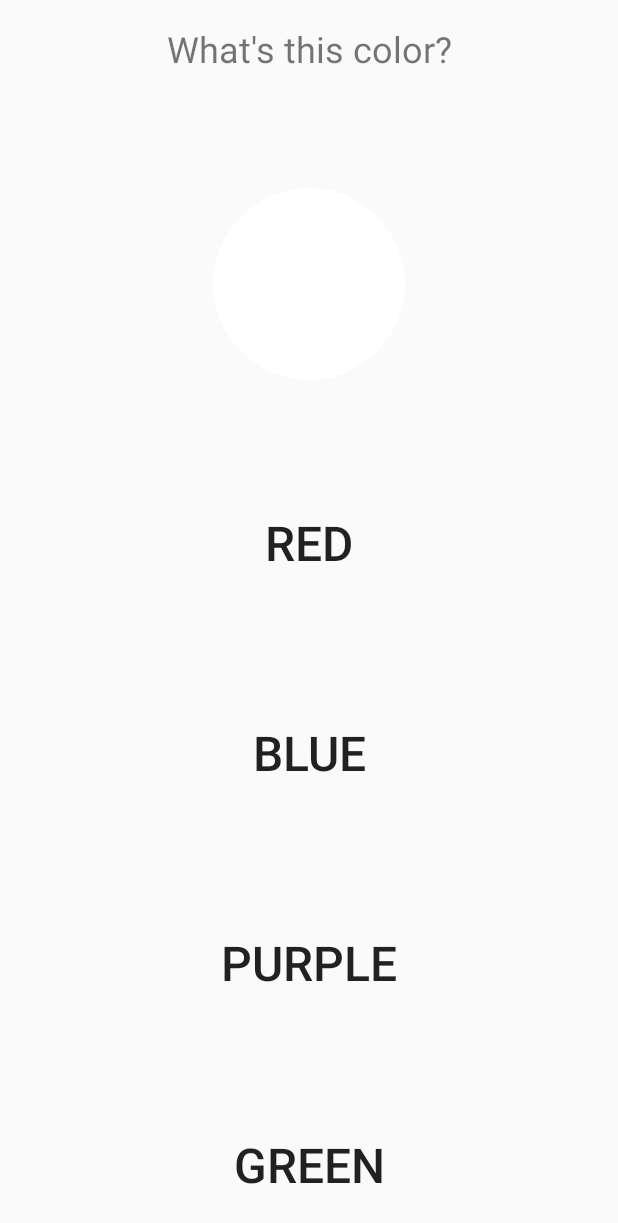
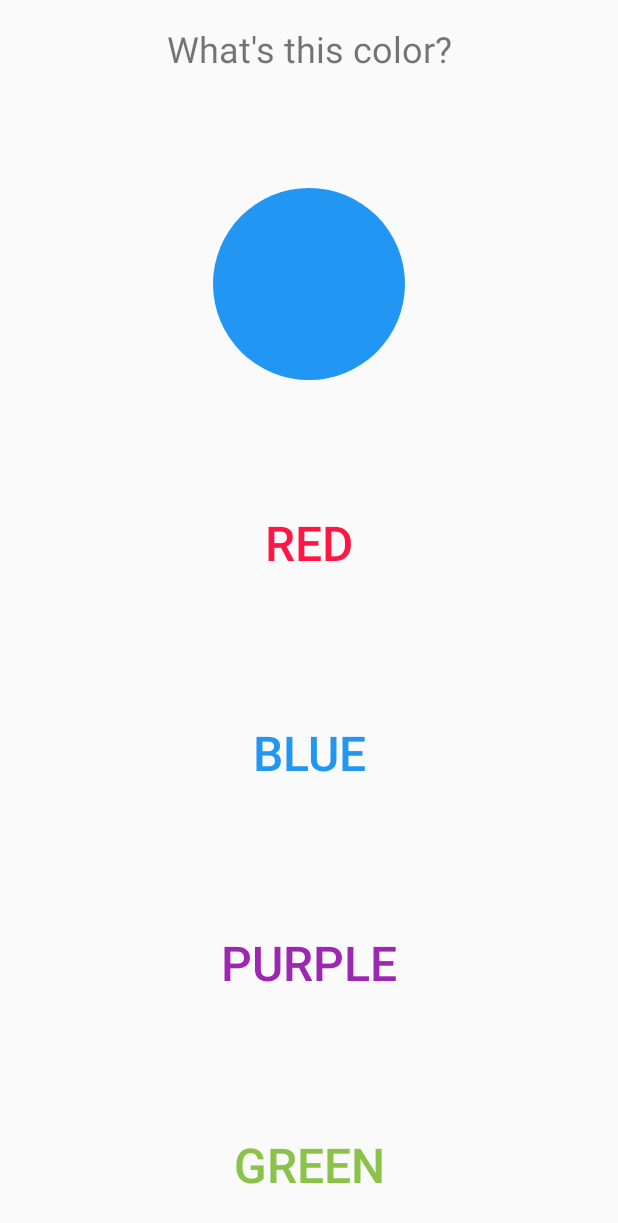
Before and after one commit to Sakuretsu/TP1-mobile, an Android app: the screen it shows after launch (GameActivity), on a phone screen of 412 x 824 dp. Shown: the top 1223 px of the screen. Run offline under Robolectric (Android 15) with nearby library versions, the phone set to English and light mode, and no system bars.

Commit message:
Color game is working

```diff
--- a/app/src/main/java/com/v41/tp1/ColorGame.java
+++ b/app/src/main/java/com/v41/tp1/ColorGame.java
@@ -14,6 +14,7 @@ import java.util.Random;
 
 public class ColorGame {
 
+    private int correctButtonIndex;
     private int colorToFind;
     private int[] colorDisplayNames;
     private int[] displayedColors;
@@ -48,10 +49,13 @@ public class ColorGame {
                 displayedColors[i] = colorItems[rn.nextInt(colorItems.length)].getColor();
             }
         }
-        colorToFind = colorDisplayNames[rn.nextInt(colorDisplayNames.length)];
+        correctButtonIndex = rn.nextInt(colorDisplayNames.length);
+        colorToFind = colorItems[correctButtonIndex].getColor();
     }
 
-    public boolean SelectionIsRight(int pushedButtonColorCode){
-        return colorToFind == pushedButtonColorCode;
+    public boolean SelectionIsRight(int pushedButtonIndex){
+        return pushedButtonIndex == correctButtonIndex;
     }
+
+
 }
--- a/app/src/main/java/com/v41/tp1/GameActivity.java
+++ b/app/src/main/java/com/v41/tp1/GameActivity.java
@@ -1,8 +1,10 @@
 package com.v41.tp1;
 
-import android.graphics.PorterDuff;
+import android.media.MediaPlayer;
+import android.support.v4.content.ContextCompat;
 import android.support.v7.app.AppCompatActivity;
 import android.os.Bundle;
+import android.view.View;
 import android.widget.Button;
 import android.widget.ImageView;
 
@@ -12,6 +14,11 @@ public class GameActivity extends AppCompatActivity {
     ImageView view;
 
     ColorGame game;
+
+    MediaPlayer correctAnswerSoundPlayer;
+    MediaPlayer incorrectAnswerSoundPlayer;
+
+
 
     @Override
     protected void onCreate(Bundle savedInstanceState) {
@@ -23,6 +30,28 @@ public class GameActivity extends AppCompatActivity {
         colorButtons[1] = (Button)findViewById(R.id.button2);
         colorButtons[2] = (Button)findViewById(R.id.button3);
         colorButtons[3] = (Button)findViewById(R.id.button4);
+
+        correctAnswerSoundPlayer = correctAnswerSoundPlayer.create(this.getApplicationContext(),R.raw.good_ping);
+        incorrectAnswerSoundPlayer = incorrectAnswerSoundPlayer.create(this.getApplicationContext(),R.raw.wrong_ping);
+        for (final Button button : colorButtons) {
+            button.setOnClickListener(new View.OnClickListener() {
+                @Override
+                public void onClick(View v) {
+                    //view.getId()
+                    for (int i = 0; i< colorButtons.length; i++){
+                        if (colorButtons[i].getId() == v.getId()){
+                            if(game.SelectionIsRight(i)){
+                                correctAnswerSoundPlayer.start();
+                            } else {
+                                incorrectAnswerSoundPlayer.start();
+                            }
+                        }
+                    }
+                    game.startNewGame();
+                    UpdateButtonTextAndColor();
+                }
+            });
+        }
 
         ColorItem[] colorItems = new ColorItem[8];
         colorItems[0] = new ColorItem(R.color.Red,R.string.Red);
@@ -37,15 +66,18 @@ public class GameActivity extends AppCompatActivity {
         game = new ColorGame(colorItems);
     }
 
+    private void UpdateButtonTextAndColor(){
+        for (int i = 0; i< colorButtons.length; i++){
+            colorButtons[i].setTextColor(ContextCompat.getColor(this,game.getColorItems()[i].getColor()));
+            colorButtons[i].setText(game.getColorItems()[i].getName());
+        }
+        view.setBackgroundTintList(getColorStateList(game.getColorToFind()));
+    }
     @Override
     protected void onStart() {
         super.onStart();
 
         game.startNewGame();
-        for (int i = 0; i< colorButtons.length; i++){
-            colorButtons[i].setLinkTextColor(game.getColorItems()[i].getColor());
-            colorButtons[i].setText(game.getColorItems()[i].getName());
+        UpdateButtonTextAndColor();
         }
-        view.setColorFilter(game.getColorToFind());
     }
-}
--- a/app/src/main/res/layout/activity_game.xml
+++ b/app/src/main/res/layout/activity_game.xml
@@ -40,7 +40,6 @@
         android:layout_marginLeft="16dp" />
 
     <Button
-        android:text="Button"
         android:layout_width="0dp"
         android:layout_height="wrap_content"
         android:id="@+id/button"
@@ -49,11 +48,11 @@
         app:layout_constraintRight_toRightOf="parent"
         app:layout_constraintLeft_toLeftOf="parent"
         style="@style/Widget.AppCompat.Button.Borderless"
-        android:textSize="32sp" />
+        android:textSize="32sp"
+        app:layout_constraintHorizontal_bias="0.0" />
 
 
     <Button
-        android:text="Button"
         android:layout_width="0dp"
         android:layout_height="wrap_content"
         android:id="@+id/button2"
@@ -65,7 +64,6 @@
         android:textSize="32sp" />
 
     <Button
-        android:text="Button"
         android:layout_width="0dp"
         android:layout_height="58dp"
         android:id="@+id/button3"
@@ -75,10 +73,11 @@
         app:layout_constraintLeft_toLeftOf="parent"
         style="@style/Widget.AppCompat.Button.Borderless"
         android:textSize="32sp"
-        android:textAlignment="center" />
+        android:textAlignment="center"
+        app:layout_constraintHorizontal_bias="0.0"
+        app:layout_constraintVertical_bias="0.52" />
 
     <Button
-        android:text="Button"
         android:layout_width="0dp"
         android:layout_height="wrap_content"
         android:id="@+id/button4"
```
